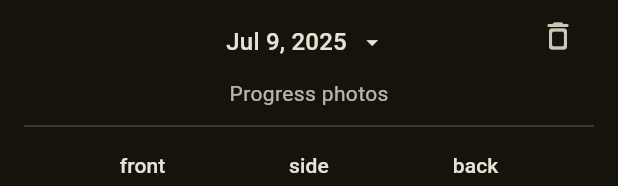
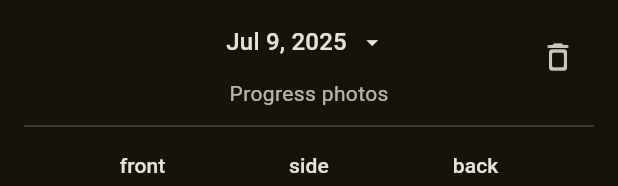
Before and after one commit to MohnDoe/progres-app-flutter, a Flutter app: the EntryEdition widget shown alone on an empty page, opened directly with empty values, on a phone screen of 412 x 824 dp. Shown: the top 186 px of the screen. Run offline on Flutter 3.47's test engine with Material 3 defaults, Android fonts, the phone set to English and light mode, and no system bars; our stand-ins replace flex_color_scheme, flutter_expandable_fab, flutter_riverpod, font_awesome_flutter, image_picker, logger and 2 more; missing offline and left inert: ffmpeg_kit_flutter_new.

Commit message:
fix delete button

```diff
--- a/lib/src/features/entries/list/widgets/entry_edition.dart
+++ b/lib/src/features/entries/list/widgets/entry_edition.dart
@@ -4,7 +4,6 @@ import 'package:intl/intl.dart';
 import 'package:progres/src/core/domain/models/progress_entry.dart';
 import 'package:progres/src/features/entries/_shared/repositories/progress_entries_repository.dart';
 import 'package:progres/src/features/entries/_shared/repositories/progress_entry_provider.dart';
-import 'package:progres/src/features/entries/list/controllers/list_entries_controller.dart';
 import 'package:progres/src/features/entries/list/widgets/bottom_sheet/date_select_bottom_sheet.dart';
 
 import 'bottom_sheet/widgets/entry_type_picture_card.dart';
@@ -102,7 +101,8 @@ class _EntryEditionState extends ConsumerState<EntryEdition> {
               if (widget.initialEntry != null)
                 Positioned(
                   right: 0,
-                  child: Expanded(
+                  top: 0,
+                  bottom: 0,
                   child: Column(
                     mainAxisAlignment: MainAxisAlignment.center,
                     mainAxisSize: MainAxisSize.max,
@@ -112,7 +112,6 @@ class _EntryEditionState extends ConsumerState<EntryEdition> {
                         icon: Icon(Icons.delete_outline_rounded),
                       ),
                     ],
-                    ),
                   ),
                 ),
               Row(
```
Lines whose indentation alone changed are shown as unchanged.
